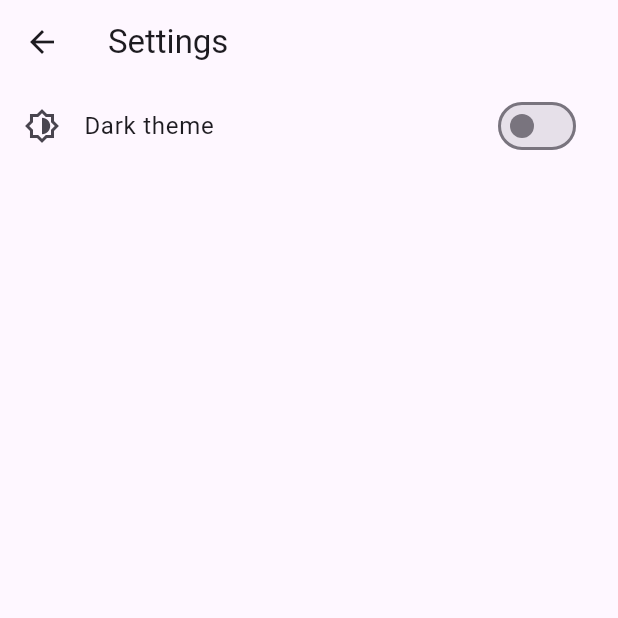
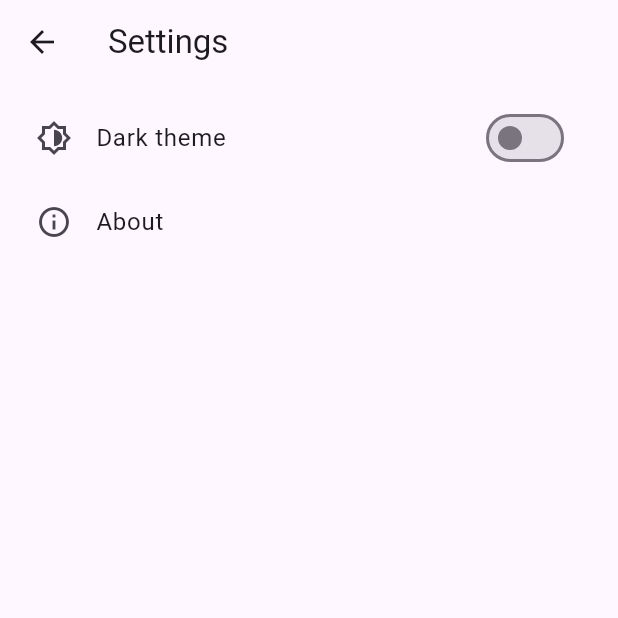
Before and after one commit to william-franco/app-value-notifier, a Flutter app: the SettingView screen opened directly, on a phone screen of 412 x 824 dp, the top half of it. Run offline on Flutter 3.47's test engine with Material 2 defaults, Android fonts, the phone set to English and light mode, and no system bars; our stand-ins replace go_router.

Commit message:
update project to dart 3 and update packages

```diff
--- a/lib/main.dart
+++ b/lib/main.dart
@@ -6,7 +6,7 @@ import 'package:provider/provider.dart';
 
 // Project imports:
 import 'package:app_value_notifier/src/dependency_injector/dependency_injector.dart';
-import 'package:app_value_notifier/src/features/settings/view_model/setting_notifier.dart';
+import 'package:app_value_notifier/src/features/settings/view_model/setting_view_model.dart';
 import 'package:app_value_notifier/src/routes/routes.dart';
 
 void main() {
@@ -23,7 +23,7 @@ class MyApp extends StatelessWidget {
   // This widget is the root of your application.
   @override
   Widget build(BuildContext context) {
-    final isDarkTheme = context.watch<ThemeViewModel>().value;
+    final isDarkTheme = context.watch<SettingViewModel>().value;
     return MaterialApp.router(
       title: 'App ValueNotifier',
       debugShowCheckedModeBanner: false,
--- /dev/null
+++ b/lib/src/common_widgets/common_padding.dart
@@ -0,0 +1,23 @@
+// Flutter imports:
+import 'package:flutter/material.dart';
+
+class CommonPadding extends StatelessWidget {
+  final Widget child;
+  final EdgeInsetsGeometry? padding;
+
+  const CommonPadding({
+    super.key,
+    required this.child,
+    this.padding,
+  });
+
+  @override
+  Widget build(BuildContext context) {
+    return Padding(
+      padding: padding ?? const EdgeInsets.all(8.0),
+      child: Center(
+        child: child,
+      ),
+    );
+  }
+}
--- a/lib/src/features/bottom/view_models/bottom_view_model.dart
+++ b/lib/src/features/bottom/view_models/bottom_view_model.dart
@@ -4,10 +4,18 @@ import 'dart:developer';
 // Flutter imports:
 import 'package:flutter/material.dart';
 
-class BottomViewModel extends ValueNotifier<int> {
+abstract base class BottomViewModel extends ValueNotifier<int> {
   BottomViewModel() : super(0);
 
-  void changeIndexBottom(int index) {
+  void changeIndexBottom({required int index});
+}
+
+base class BottomViewModelImpl extends ValueNotifier<int>
+    implements BottomViewModel {
+  BottomViewModelImpl() : super(0);
+
+  @override
+  void changeIndexBottom({required int index}) {
     value = index;
     _debug();
     notifyListeners();
--- a/lib/src/features/bottom/views/bottom_view.dart
+++ b/lib/src/features/bottom/views/bottom_view.dart
@@ -33,7 +33,7 @@ class _BottomViewState extends State<BottomView> {
         selectedIndex: tab,
         animationDuration: const Duration(milliseconds: 600),
         onDestinationSelected: (int index) {
-          context.read<BottomViewModel>().changeIndexBottom(index);
+          context.read<BottomViewModel>().changeIndexBottom(index: index);
         },
         destinations: const <NavigationDestination>[
           NavigationDestination(
--- a/lib/src/features/counter/view_models/counter_view_model.dart
+++ b/lib/src/features/counter/view_models/counter_view_model.dart
@@ -4,15 +4,25 @@ import 'dart:developer';
 // Flutter imports:
 import 'package:flutter/material.dart';
 
-class CounterViewModel extends ValueNotifier<int> {
+abstract base class CounterViewModel extends ValueNotifier<int> {
   CounterViewModel() : super(0);
 
+  void increment();
+  void decrement();
+}
+
+base class CounterViewModelImpl extends ValueNotifier<int>
+    implements CounterViewModel {
+  CounterViewModelImpl() : super(0);
+
+  @override
   void increment() {
     value++;
     _debug();
     notifyListeners();
   }
 
+  @override
   void decrement() {
     value > 0 ? value-- : 0;
     _debug();
--- a/lib/src/features/counter/views/counter_view.dart
+++ b/lib/src/features/counter/views/counter_view.dart
@@ -5,6 +5,7 @@ import 'package:flutter/material.dart';
 import 'package:provider/provider.dart';
 
 // Project imports:
+import 'package:app_value_notifier/src/common_widgets/common_padding.dart';
 import 'package:app_value_notifier/src/features/counter/view_models/counter_view_model.dart';
 
 class CounterView extends StatelessWidget {
@@ -18,8 +19,7 @@ class CounterView extends StatelessWidget {
         centerTitle: false,
         title: const Text('Counter'),
       ),
-      body: SafeArea(
-        child: Center(
+      body: CommonPadding(
         child: Column(
           mainAxisAlignment: MainAxisAlignment.center,
           children: <Widget>[
@@ -31,7 +31,6 @@ class CounterView extends StatelessWidget {
               style: Theme.of(context).textTheme.headlineMedium,
             ),
           ],
-          ),
         ),
       ),
       floatingActionButton: Column(
--- a/lib/src/features/items/view_model/item_view_model.dart
+++ b/lib/src/features/items/view_model/item_view_model.dart
@@ -4,11 +4,21 @@ import 'dart:developer';
 // Flutter imports:
 import 'package:flutter/material.dart';
 
-class ItemsViewModel extends ValueNotifier<List<int>> {
+abstract base class ItemsViewModel extends ValueNotifier<List<int>> {
   ItemsViewModel() : super([]);
+
+  void addItemToList();
+  void removeItemFromList();
+  void removeAllItems();
+}
+
+base class ItemsViewModelImpl extends ValueNotifier<List<int>>
+    implements ItemsViewModel {
+  ItemsViewModelImpl() : super([]);
 
   int _count = 0;
 
+  @override
   void addItemToList() {
     _count++;
     value.add(_count);
@@ -16,6 +26,7 @@ class ItemsViewModel extends ValueNotifier<List<int>> {
     notifyListeners();
   }
 
+  @override
   void removeItemFromList() {
     _count > 0 ? _count-- : 0;
     value.isNotEmpty ? value.removeLast() : 0;
@@ -23,6 +34,7 @@ class ItemsViewModel extends ValueNotifier<List<int>> {
     notifyListeners();
   }
 
+  @override
   void removeAllItems() {
     _count = 0;
     value.clear();
--- a/lib/src/features/items/views/item_view.dart
+++ b/lib/src/features/items/views/item_view.dart
@@ -5,6 +5,7 @@ import 'package:flutter/material.dart';
 import 'package:provider/provider.dart';
 
 // Project imports:
+import 'package:app_value_notifier/src/common_widgets/common_padding.dart';
 import 'package:app_value_notifier/src/features/items/view_model/item_view_model.dart';
 
 class ItemsView extends StatelessWidget {
@@ -26,9 +27,9 @@ class ItemsView extends StatelessWidget {
           ),
         ],
       ),
-      body: SafeArea(
+      body: CommonPadding(
         child: items.isEmpty
-            ? const Center(child: Text('The list is empty.'))
+            ? const Text('The list is empty.')
             : ListView.builder(
                 itemCount: items.length,
                 itemBuilder: (context, index) {
--- a/lib/src/features/settings/view_model/setting_notifier.dart
+++ /dev/null
@@ -1,18 +0,0 @@
-// Dart imports:
-import 'dart:developer';
-
-// Flutter imports:
-import 'package:flutter/material.dart';
-
-class ThemeViewModel extends ValueNotifier<bool> {
-  ThemeViewModel() : super(false);
-
-  void changeTheme(bool isDarkTheme) {
-    value = isDarkTheme;
-    _debug();
-  }
-
-  void _debug() {
-    log('Dark theme: $value');
-  }
-}
--- /dev/null
+++ b/lib/src/features/settings/view_model/setting_view_model.dart
@@ -0,0 +1,26 @@
+// Dart imports:
+import 'dart:developer';
+
+// Flutter imports:
+import 'package:flutter/material.dart';
+
+abstract base class SettingViewModel extends ValueNotifier<bool> {
+  SettingViewModel() : super(false);
+
+  void updateTheme({required bool isDarkTheme});
+}
+
+base class SettingViewModelImpl extends ValueNotifier<bool>
+    implements SettingViewModel {
+  SettingViewModelImpl() : super(false);
+
+  @override
+  void updateTheme({required bool isDarkTheme}) {
+    value = isDarkTheme;
+    _debug();
+  }
+
+  void _debug() {
+    log('Dark theme: $value');
+  }
+}
--- a/lib/src/features/settings/views/setting_view.dart
+++ b/lib/src/features/settings/views/setting_view.dart
@@ -1,36 +1,26 @@
 // Flutter imports:
 import 'package:flutter/material.dart';
 
-// Package imports:
-import 'package:provider/provider.dart';
-
 // Project imports:
-import 'package:app_value_notifier/src/features/settings/view_model/setting_notifier.dart';
+import 'package:app_value_notifier/src/common_widgets/common_padding.dart';
+import 'package:app_value_notifier/src/features/settings/widgets/info_list_tile_widget.dart';
+import 'package:app_value_notifier/src/features/settings/widgets/theme_list_tile_widget.dart';
 
 class SettingView extends StatelessWidget {
   const SettingView({super.key});
 
   @override
   Widget build(BuildContext context) {
-    final isDarkMode = context.watch<ThemeViewModel>().value;
     return Scaffold(
       appBar: AppBar(
         centerTitle: false,
         title: const Text('Settings'),
       ),
-      body: SafeArea(
+      body: CommonPadding(
         child: ListView(
-          children: <Widget>[
-            ListTile(
-              leading: const Icon(Icons.brightness_6_outlined),
-              title: const Text('Dark theme'),
-              trailing: Switch(
-                value: isDarkMode,
-                onChanged: (bool enabled) {
-                  context.read<ThemeViewModel>().changeTheme(enabled);
-                },
-              ),
-            ),
+          children: const <Widget>[
+            ThemeListTileWidget(),
+            InfoListTileWidget(),
           ],
         ),
       ),
--- /dev/null
+++ b/lib/src/features/settings/widgets/info_list_tile_widget.dart
@@ -0,0 +1,32 @@
+// Flutter imports:
+import 'package:flutter/material.dart';
+
+class InfoListTileWidget extends StatefulWidget {
+  const InfoListTileWidget({super.key});
+
+  @override
+  State<InfoListTileWidget> createState() => _InfoListTileWidgetState();
+}
+
+class _InfoListTileWidgetState extends State<InfoListTileWidget> {
+  void _showAboutDialog() {
+    showAboutDialog(
+      context: context,
+      applicationIcon: const FlutterLogo(),
+      applicationName: 'App ValueNotifier',
+      applicationVersion: 'Version 1.0.0',
+      applicationLegalese: '\u{a9} 2023 William Franco',
+    );
+  }
+
+  @override
+  Widget build(BuildContext context) {
+    return ListTile(
+      leading: const Icon(Icons.info_outline),
+      title: const Text('About'),
+      onTap: () {
+        _showAboutDialog();
+      },
+    );
+  }
+}
--- /dev/null
+++ b/lib/src/features/settings/widgets/theme_list_tile_widget.dart
@@ -0,0 +1,27 @@
+// Flutter imports:
+import 'package:flutter/material.dart';
+
+// Package imports:
+import 'package:provider/provider.dart';
+
+// Project imports:
+import 'package:app_value_notifier/src/features/settings/view_model/setting_view_model.dart';
+
+class ThemeListTileWidget extends StatelessWidget {
+  const ThemeListTileWidget({super.key});
+
+  @override
+  Widget build(BuildContext context) {
+    final isDarkTheme = context.watch<SettingViewModel>().value;
+    return ListTile(
+      leading: const Icon(Icons.brightness_6_outlined),
+      title: const Text('Dark theme'),
+      trailing: Switch(
+        value: isDarkTheme,
+        onChanged: (bool enabled) {
+          context.read<SettingViewModel>().updateTheme(isDarkTheme: enabled);
+        },
+      ),
+    );
+  }
+}
```
Also changed, not shown: lib/src/dependency_injector/dependency_injector.dart (+9 -9 lines), pubspec.yaml (+5 -3 lines), pubspec.lock, 8 other files. Lines whose indentation alone changed are shown as unchanged.
